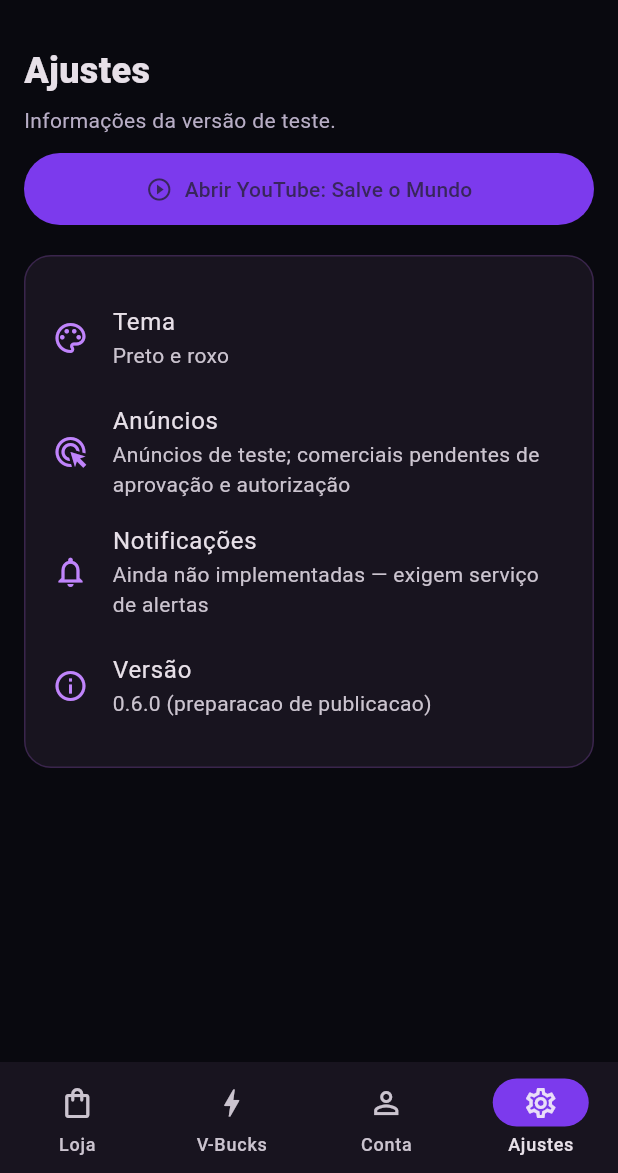
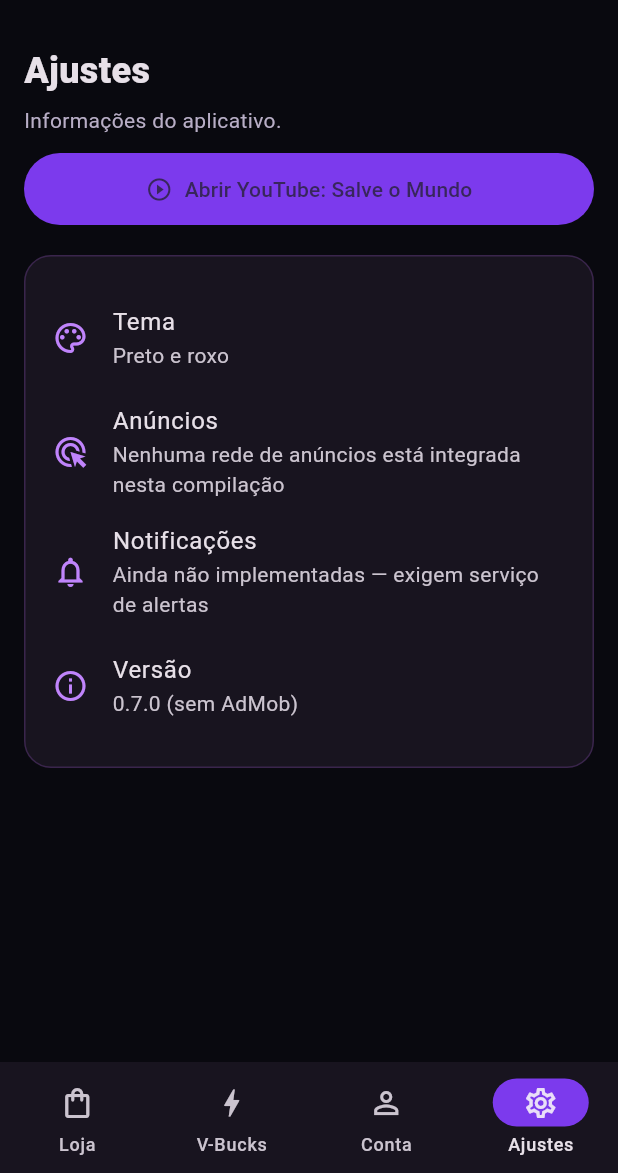
Before and after one commit to edilsonpeg09-bot/g, a Flutter app: the screen it shows after launch, item 4 of the bottom bar chosen, on a phone screen of 412 x 824 dp, the part 63-1236 px from its top. Run offline on Flutter 3.47's test engine with Material 3 defaults, Android fonts, the phone set to English and light mode, and no system bars; our stand-ins replace webview_flutter.

Commit message:
Add files via upload

```diff
--- a/lib/main.dart
+++ b/lib/main.dart
@@ -1,11 +1,9 @@
 import 'package:flutter/material.dart';
-import 'package:google_mobile_ads/google_mobile_ads.dart';
 import 'package:url_launcher/url_launcher.dart';
 import 'package:webview_flutter/webview_flutter.dart';
 
 Future<void> main() async {
   WidgetsFlutterBinding.ensureInitialized();
-  await MobileAds.instance.initialize();
   runApp(const RoxoShopApp());
 }
 
@@ -14,14 +12,6 @@ const panel = Color(0xFF18141F);
 const purple = Color(0xFF7C3AED);
 const lilac = Color(0xFFC084FC);
 const dim = Color(0xFFB8AEC6);
-// Por seguranca, anuncios comerciais permanecem desativados.
-// Somente habilitar mediante autorizacoes e aprovacao do app.
-const bool enableLiveAds = bool.fromEnvironment('ENABLE_LIVE_ADS', defaultValue: false);
-const String bannerTestId = 'ca-app-pub-3940256099942544/6300978111';
-const String interstitialTestId = 'ca-app-pub-3940256099942544/1033173712';
-const String bannerProductionId = 'ca-app-pub-2459248219163601/4839255446';
-// Ainda nao temos bloco intersticial comercial registrado: NAO ativar este formato em producao.
-const String interstitialProductionId = '';
 const fortniteShop = 'https://www.fortnite.com/item-shop';
 const fortniteDb = 'https://fortnitedb.com/';
 const epicTransactions = 'https://www.epicgames.com/account/transactions';
@@ -54,82 +44,8 @@ class HomePage extends StatefulWidget {
 
 class _HomePageState extends State<HomePage> {
   int page = 0;
-  BannerAd? _banner;
-  bool _bannerReady = false;
-  InterstitialAd? _interstitial;
-  int _tabChanges = 0;
-  DateTime? _lastInterstitial;
-
-  void _loadInterstitial() {
-    if (_interstitial != null || (enableLiveAds && interstitialProductionId.isEmpty)) return;
-    InterstitialAd.load(
-      adUnitId: enableLiveAds ? interstitialProductionId : interstitialTestId,
-      request: const AdRequest(),
-      adLoadCallback: InterstitialAdLoadCallback(
-        onAdLoaded: (ad) {
-          if (!mounted) { ad.dispose(); return; }
-          _interstitial = ad;
-          ad.fullScreenContentCallback = FullScreenContentCallback(
-            onAdDismissedFullScreenContent: (ad) {
-              ad.dispose();
-              _interstitial = null;
-              if (mounted) _loadInterstitial();
-            },
-            onAdFailedToShowFullScreenContent: (ad, error) {
-              ad.dispose();
-              _interstitial = null;
-              if (mounted) _loadInterstitial();
-            },
-          );
-        },
-        onAdFailedToLoad: (error) { debugPrint('Interstitial de teste indisponível: $error'); },
-      ),
-    );
-  }
-
   void _switchPage(int value) {
-    if (value == page) return;
-    setState(() => page = value);
-    _tabChanges += 1;
-    // Exibir apenas em transições naturais, nunca ao iniciar o app ou ao clicar em links.
-    // Limitar frequência: pelo menos 3 trocas de aba e intervalo de 10 minutos.
-    final now = DateTime.now();
-    if (_tabChanges >= 3 && _interstitial != null &&
-        (_lastInterstitial == null || now.difference(_lastInterstitial!) >= const Duration(minutes: 10))) {
-      final ad = _interstitial!;
-      _interstitial = null;
-      _lastInterstitial = now;
-      _tabChanges = 0;
-      ad.show();
-    }
-  }
-
-
-  @override
-  void initState() {
-    super.initState();
-    _loadInterstitial();
-    _banner = BannerAd(
-      adUnitId: enableLiveAds ? bannerProductionId : bannerTestId,
-      size: AdSize.banner,
-      request: const AdRequest(),
-      listener: BannerAdListener(
-        onAdLoaded: (ad) {
-          if (mounted) setState(() => _bannerReady = true);
-        },
-        onAdFailedToLoad: (ad, error) {
-          ad.dispose();
-          if (mounted) setState(() { _bannerReady = false; _banner = null; });
-        },
-      ),
-    )..load();
-  }
-
-  @override
-  void dispose() {
-    _banner?.dispose();
-    _interstitial?.dispose();
-    super.dispose();
+    if (value != page) setState(() => page = value);
   }
 
   Future<void> _open(String url) async {
@@ -192,16 +108,7 @@ class _HomePageState extends State<HomePage> {
           _account(), _settings(),
         ]),
       ))),
-      bottomNavigationBar: SafeArea(top: false, child: Column(
-        mainAxisSize: MainAxisSize.min,
-        children: [
-          if (_bannerReady && _banner != null && page != 3)
-            Center(child: SizedBox(
-              width: _banner!.size.width.toDouble(),
-              height: _banner!.size.height.toDouble(),
-              child: AdWidget(ad: _banner!),
-            )),
-          NavigationBar(
+      bottomNavigationBar: SafeArea(top: false, child: NavigationBar(
         height: 74,
         backgroundColor: panel,
         indicatorColor: purple,
@@ -213,8 +120,6 @@ class _HomePageState extends State<HomePage> {
           NavigationDestination(icon: Icon(Icons.bolt_outlined), label: 'V-Bucks'),
           NavigationDestination(icon: Icon(Icons.person_outline), label: 'Conta'),
           NavigationDestination(icon: Icon(Icons.settings_outlined), label: 'Ajustes'),
-            ],
-          ),
         ],
       )),
     );
@@ -251,15 +156,15 @@ class _HomePageState extends State<HomePage> {
       ]);
 
   Widget _settings() => ListView(padding: const EdgeInsets.all(16), children: [
-        _heading('Ajustes', 'Informações da versão de teste.'),
+        _heading('Ajustes', 'Informações do aplicativo.'),
         const SizedBox(height: 12),
         _action('Abrir YouTube: Salve o Mundo', () => _open(youtubeSearch), icon: Icons.play_circle_outline),
         const SizedBox(height: 20),
         _card(child: const Column(crossAxisAlignment: CrossAxisAlignment.start, children: [
           ListTile(contentPadding: EdgeInsets.zero, leading: Icon(Icons.palette_outlined, color: lilac), title: Text('Tema'), subtitle: Text('Preto e roxo')),
-          ListTile(contentPadding: EdgeInsets.zero, leading: Icon(Icons.ads_click, color: lilac), title: Text('Anúncios'), subtitle: Text('Anúncios de teste; comerciais pendentes de aprovação e autorização')),
+          ListTile(contentPadding: EdgeInsets.zero, leading: Icon(Icons.ads_click, color: lilac), title: Text('Anúncios'), subtitle: Text('Nenhuma rede de anúncios está integrada nesta compilação')),
           ListTile(contentPadding: EdgeInsets.zero, leading: Icon(Icons.notifications_none, color: lilac), title: Text('Notificações'), subtitle: Text('Ainda não implementadas — exigem serviço de alertas')),
-          ListTile(contentPadding: EdgeInsets.zero, leading: Icon(Icons.info_outline, color: lilac), title: Text('Versão'), subtitle: Text('0.6.0 (preparacao de publicacao)')),
+          ListTile(contentPadding: EdgeInsets.zero, leading: Icon(Icons.info_outline, color: lilac), title: Text('Versão'), subtitle: Text('0.7.0 (sem AdMob)')),
         ])),
       ]);
 }
--- a/pubspec.yaml
+++ b/pubspec.yaml
@@ -1,13 +1,12 @@
 name: roxo_shop
 description: Roxo Shop - loja, atalhos de alertas V-Bucks e minha conta.
 publish_to: none
-version: 0.6.0+6
+version: 0.7.0+7
 environment:
   sdk: '>=3.3.0 <4.0.0'
 dependencies:
   flutter:
     sdk: flutter
-  google_mobile_ads: ^7.0.0
   url_launcher: ^6.3.2
   webview_flutter: ^4.13.0
 dev_dependencies:
```
Also changed, not shown: 2 other files. Lines whose indentation alone changed are shown as unchanged.
